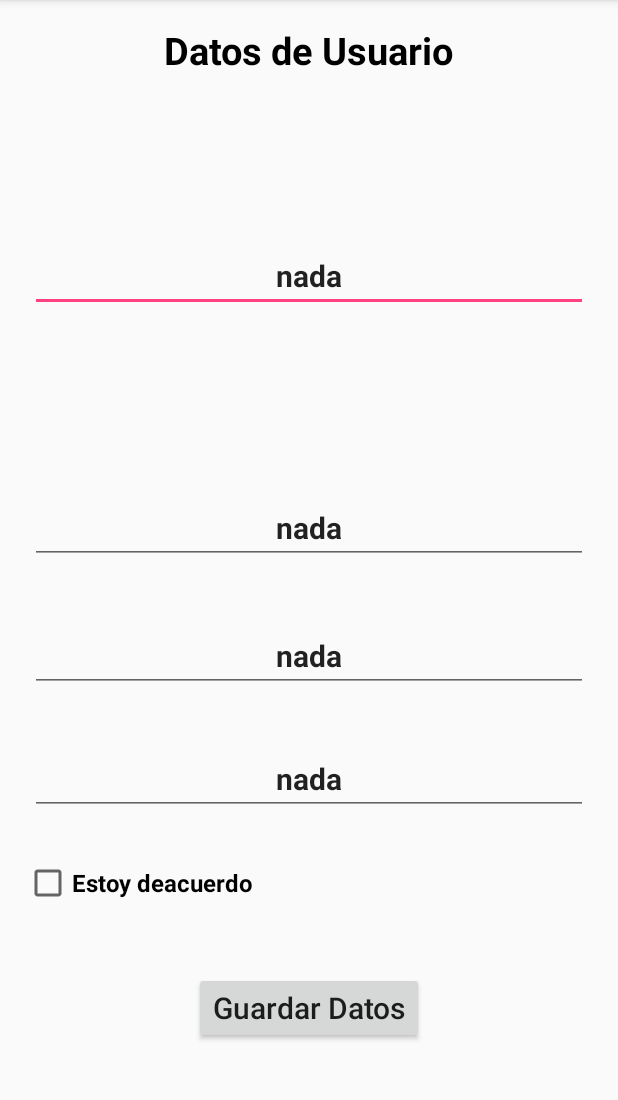
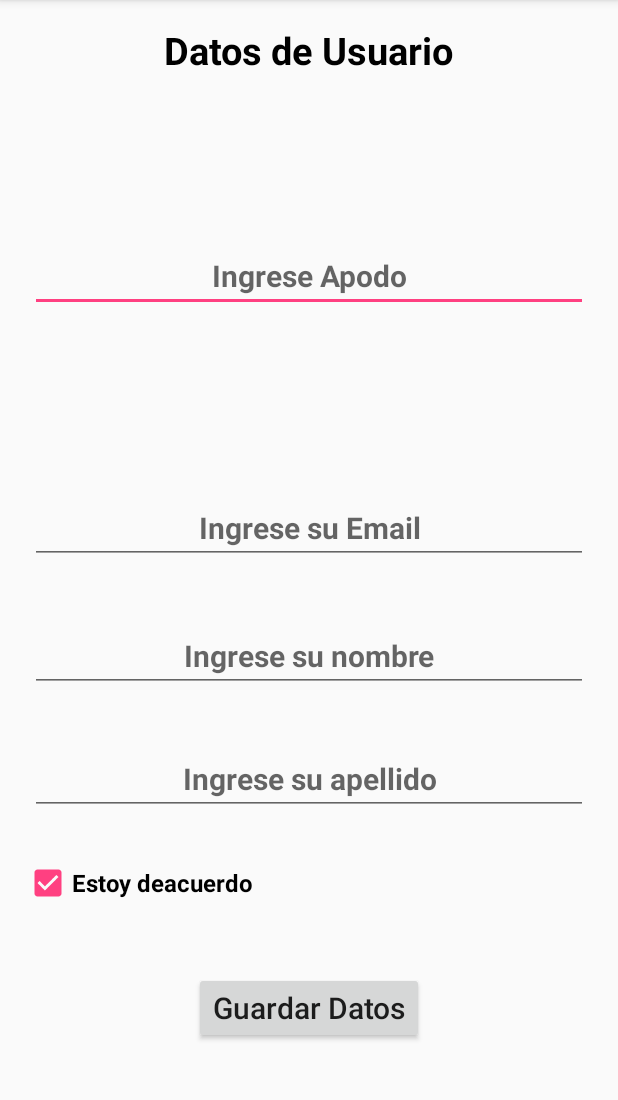
Before and after one commit to TomasEnriqueEstradaTorres/Persistencia1, an Android app: the screen it shows after launch (MainActivity), on a phone screen of 412 x 824 dp, the part 84-1184 px from its top. Run offline under Robolectric (Android 15) with nearby library versions, the phone set to English and light mode, and no system bars.

```diff
--- a/app/src/main/java/com/example/yeialel/persistencia1/MainActivity.java
+++ b/app/src/main/java/com/example/yeialel/persistencia1/MainActivity.java
@@ -1,23 +1,18 @@
 package com.example.yeialel.persistencia1;
 
-import android.app.assist.AssistStructure;
 import android.content.SharedPreferences;
 import android.support.v7.app.AppCompatActivity;
 import android.os.Bundle;
-import android.util.Log;
-import android.view.Gravity;
 import android.widget.CheckBox;
 import android.widget.EditText;
-import android.widget.Toast;
 
 public class MainActivity extends AppCompatActivity {
 
     private EditText apodo, email, nombre, apellido;
     private String datoApodo, datoEmail,datoNombre, datoApellido;
 
-    private CheckBox estoyDeacuerdo;
-    private boolean datoEstoyDeacuerdo;
-
+    private CheckBox estado;
+    private boolean datoCheckBox;
 
     public SharedPreferences datos;
 
@@ -30,23 +25,18 @@ public class MainActivity extends AppCompatActivity {
         email = (EditText) findViewById(R.id.editTextEmail);
         nombre = (EditText) findViewById(R.id.editTextNombre);
         apellido = (EditText) findViewById(R.id.editTextApellido);
-        estoyDeacuerdo = (CheckBox) findViewById(R.id.checkBoxEstoyDeacuerdo);
-
+        estado = (CheckBox) findViewById(R.id.checkBoxEstoyDeacuerdo);
     }
 
     @Override
     public void onPause() {
         super.onPause();
-        //Toast toast = Toast.makeText(this, "Estoy en onPause", Toast.LENGTH_LONG);
-        //toast.setGravity(Gravity.TOP | Gravity.LEFT, 0, 1000);
-        //toast.show();
-
-        //PASOS PARA LA PERSISTENCIA DE DATOS
+        //PASOS PARA LA PERSISTENCIA DE DATOS PARA CARGAR LAS PREFERENCIAS
         /** 1 - Crear un objeto de tipo SharedPreferences, Con esto se crea un objeto donde se guardara los datos de la pantalla
          * El parametro: 'archivoConfiguracion' es el nombre de archivo donde se guardara las preferencias   */
         datos = getSharedPreferences("archivoPreferencias", MODE_PRIVATE);
 
-        // 2 - Hacer esitable el objeto creado, con esto se hace que el objeto SharedPreferences sea editable
+        // 2 - Hacer editable el objeto creado, con esto se hace que el objeto SharedPreferences sea editable
         SharedPreferences.Editor miEditor = datos.edit();
 
         // 3 - Establecer la informacion a almacenar,  Aqui se modifica el objeto para que almacene los datos que queremos
@@ -54,35 +44,32 @@ public class MainActivity extends AppCompatActivity {
         miEditor.putString("email", email.getText().toString());
         miEditor.putString("nombre", nombre.getText().toString());
         miEditor.putString("apellido", apellido.getText().toString());
-
+        miEditor.putBoolean("estado", estado.isChecked());  // verifica el estado en que esta el check
 
         // 4 - Transferir la informacion a SharedPreferences, Con esto hacemos que las preferencias sean compartidas
         miEditor.apply();  // Esto se lleva la informacion al objeto
-
     }
 
     @Override
     public void onResume() {
         super.onResume();
-        //Toast toast = Toast.makeText(this, "Estoy en onResume", Toast.LENGTH_LONG);
-        //toast.setGravity(Gravity.TOP | Gravity.LEFT, 0, 600);
-        //toast.show();
 
         // Con esto se crea un objeto donde se guardo los datos de la pantalla
         datos = getSharedPreferences("archivoPreferencias", MODE_PRIVATE);
 
-        datoApodo = datos.getString("apodo", "nada");
+        datoApodo = datos.getString("apodo", "");
         apodo.setText(datoApodo);
 
-        datoEmail = datos.getString("email", "nada");
+        datoEmail = datos.getString("email", "");
         email.setText(datoEmail);
 
-        datoNombre = datos.getString("nombre", "nada");
+        datoNombre = datos.getString("nombre", "");
         nombre.setText(datoNombre);
 
-        datoApellido = datos.getString("apellido", "nada");
+        datoApellido = datos.getString("apellido", "");
         apellido.setText(datoApellido);
 
-
+        datoCheckBox = datos.getBoolean("checked", true);
+        estado.setChecked(datoCheckBox);
     }
 }
```
